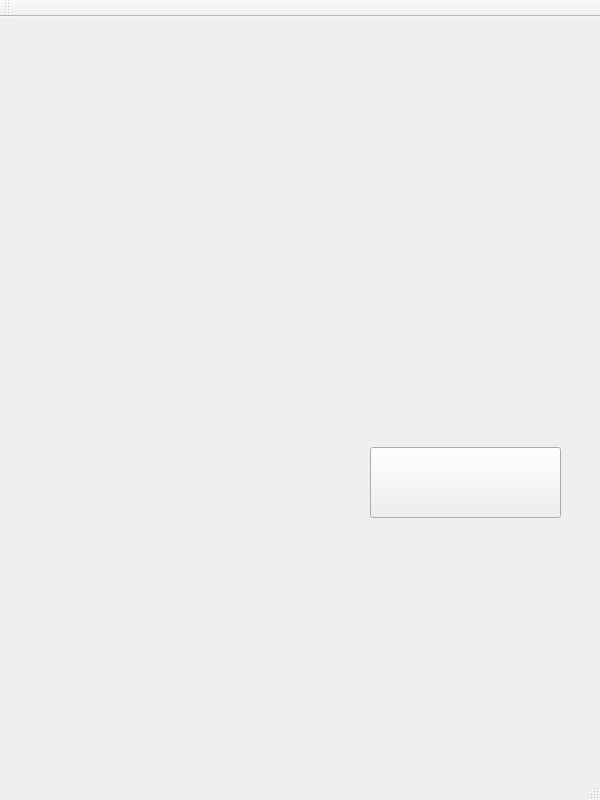
This is mainwindow.ui in AmirrezaAsari/DoodleJump as Qt 5 draws it before an edit. The edited form follows.
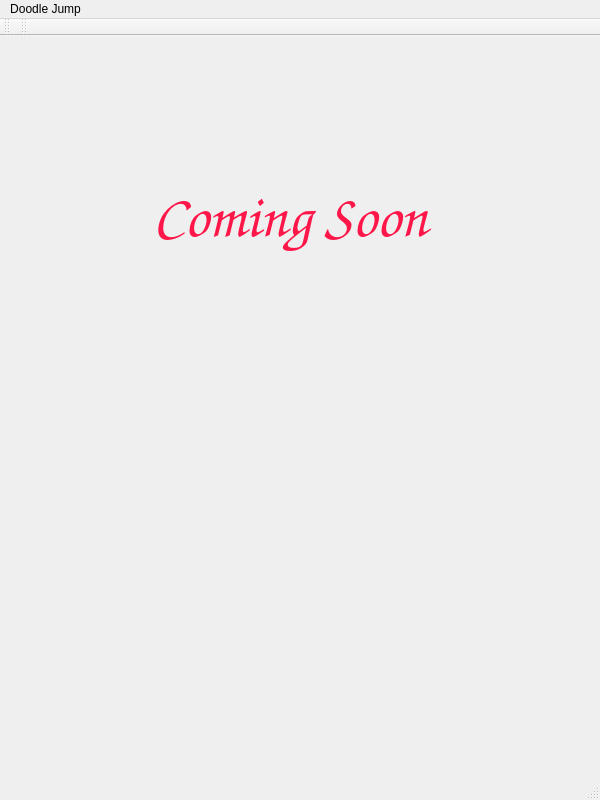
This is the edited form. The open tabs and pages were chosen to show the change. Icons and pictures are not drawn.

What changed in the file:
```diff
--- a/mainwindow.ui
+++ b/mainwindow.ui
@@ -18,7 +18,7 @@
     <property name="geometry">
      <rect>
       <x>0</x>
-      <y>-40</y>
+      <y>-30</y>
       <width>600</width>
       <height>800</height>
      </rect>
@@ -381,6 +381,38 @@
       </property>
      </widget>
     </widget>
+    <widget class="QWidget" name="page_4">
+     <widget class="QLabel" name="oberlabel_2">
+      <property name="geometry">
+       <rect>
+        <x>50</x>
+        <y>80</y>
+        <width>481</width>
+        <height>261</height>
+       </rect>
+      </property>
+      <property name="font">
+       <font>
+        <family>Comic Sans MS</family>
+        <pointsize>45</pointsize>
+        <italic>true</italic>
+        <bold>false</bold>
+       </font>
+      </property>
+      <property name="styleSheet">
+       <string notr="true">color: rgb(255, 23, 73);</string>
+      </property>
+      <property name="text">
+       <string>Coming Soon</string>
+      </property>
+      <property name="scaledContents">
+       <bool>true</bool>
+      </property>
+      <property name="alignment">
+       <set>Qt::AlignCenter</set>
+      </property>
+     </widget>
+    </widget>
    </widget>
   </widget>
   <widget class="QMenuBar" name="menuBar">
@@ -392,6 +424,12 @@
      <height>25</height>
     </rect>
    </property>
+   <widget class="QMenu" name="menuComing_soon">
+    <property name="title">
+     <string>Doodle Jump</string>
+    </property>
+   </widget>
+   <addaction name="menuComing_soon"/>
   </widget>
   <widget class="QToolBar" name="mainToolBar">
    <attribute name="toolBarArea">
@@ -402,6 +440,17 @@
    </attribute>
   </widget>
   <widget class="QStatusBar" name="statusBar"/>
+  <widget class="QToolBar" name="toolBar">
+   <property name="windowTitle">
+    <string>toolBar</string>
+   </property>
+   <attribute name="toolBarArea">
+    <enum>TopToolBarArea</enum>
+   </attribute>
+   <attribute name="toolBarBreak">
+    <bool>false</bool>
+   </attribute>
+  </widget>
  </widget>
  <layoutdefault spacing="6" margin="11"/>
  <resources/>
```
